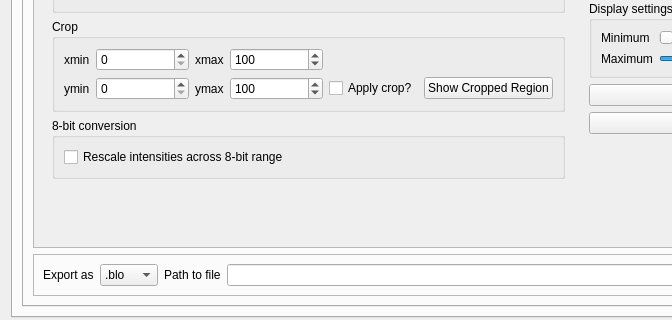
Before: the Qt Designer form tvipsconverter/widget.ui in harripj/TVIPSconverter, drawn with Qt 5; both pictures show x 0 to 672 and y 577 to 897 of the 1171 by 1003 pixel window.
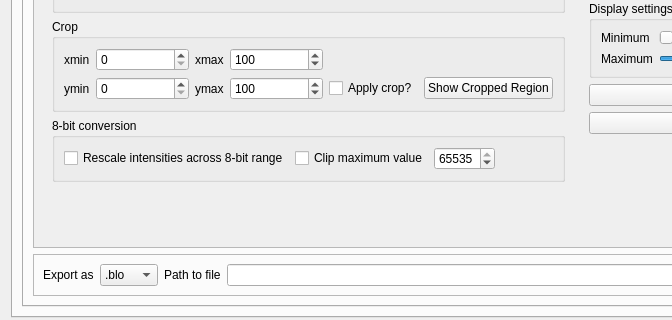
After: the same form once the commit is applied. The open tabs and pages were chosen to show the change.

Commit message: add export blo clip max value fnality

What changed in the file:
```diff
--- a/tvipsconverter/widget.ui
+++ b/tvipsconverter/widget.ui
@@ -1168,7 +1168,7 @@
                 <x>0</x>
                 <y>0</y>
                 <width>1069</width>
-                <height>628</height>
+                <height>629</height>
                </rect>
               </property>
               <layout class="QHBoxLayout" name="horizontalLayout_2">
@@ -1751,6 +1751,16 @@
                     </property>
                     <layout class="QGridLayout" name="gridLayout_12">
                      <item row="0" column="1">
+                      <widget class="QCheckBox" name="checkBox_clipmax_blo">
+                       <property name="toolTip">
+                        <string>&lt;html&gt;&lt;head/&gt;&lt;body&gt;&lt;p&gt;Clip maximum value in diffraction patterns to this value.  It is recommended to use in conjunction with rescale in order to take full advantage of these capabilities.&lt;/p&gt;&lt;/body&gt;&lt;/html&gt;</string>
+                       </property>
+                       <property name="text">
+                        <string>Clip maximum value</string>
+                       </property>
+                      </widget>
+                     </item>
+                     <item row="0" column="3">
                       <spacer name="horizontalSpacer_15">
                        <property name="orientation">
                         <enum>Qt::Horizontal</enum>
@@ -1773,6 +1783,19 @@
                        </property>
                       </widget>
                      </item>
+                     <item row="0" column="2">
+                      <widget class="QSpinBox" name="spinBox_clipmax_blo">
+                       <property name="toolTip">
+                        <string>&lt;html&gt;&lt;head/&gt;&lt;body&gt;&lt;p&gt;Clip maximum value in diffraction patterns to this value.  It is recommended to use in conjunction with rescale in order to take full advantage of these capabilities.&lt;/p&gt;&lt;/body&gt;&lt;/html&gt;</string>
+                       </property>
+                       <property name="maximum">
+                        <number>65535</number>
+                       </property>
+                       <property name="value">
+                        <number>65535</number>
+                       </property>
+                      </widget>
+                     </item>
                     </layout>
                    </widget>
                   </item>
```
Left out of the diff: 2 changed lines with no effect on the pictures. The commit also changes 2 other files.
